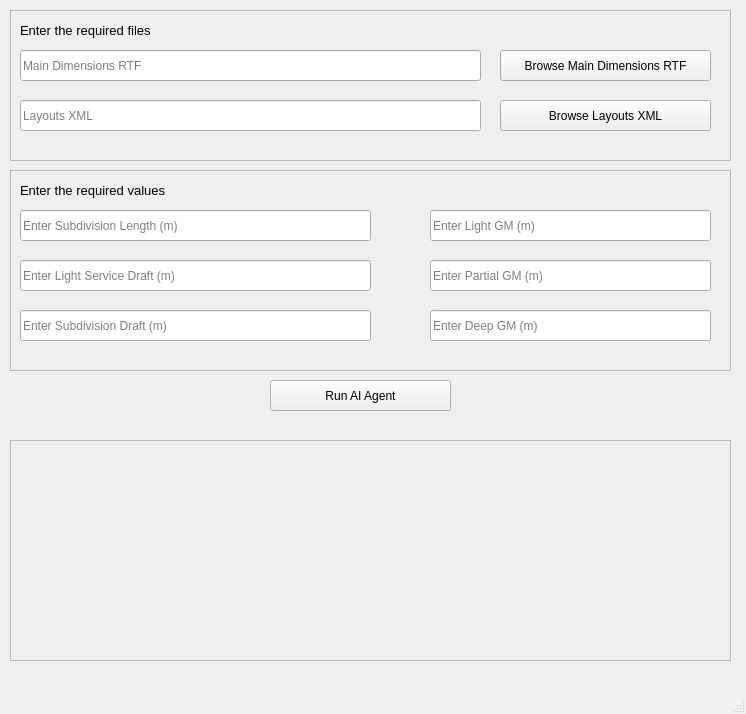
This is src/app/ui/agentMainWindow.ui in Conoship/pias as Qt 5 draws it before an edit. The edited form follows.
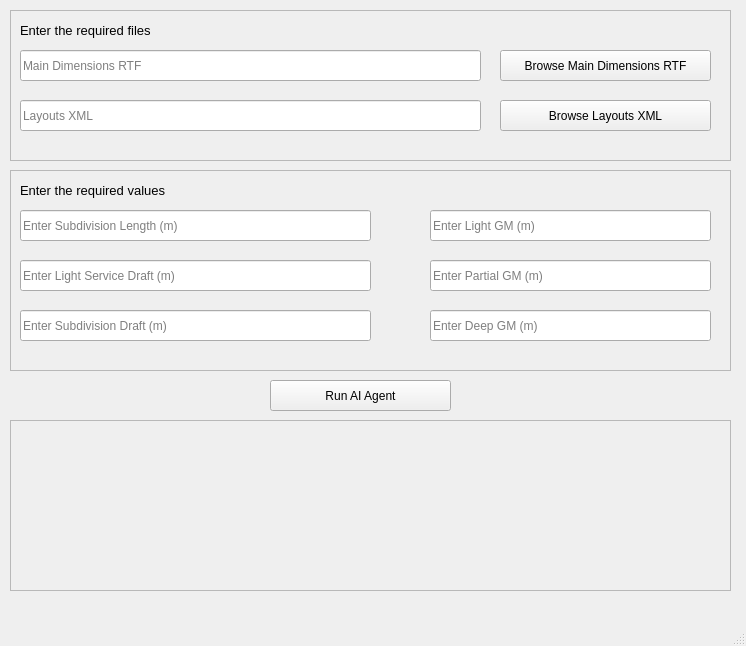
This is the edited form.

Diff of the .ui file:
```diff
--- a/src/app/ui/agentMainWindow.ui
+++ b/src/app/ui/agentMainWindow.ui
@@ -7,7 +7,7 @@
     <x>0</x>
     <y>0</y>
     <width>746</width>
-    <height>714</height>
+    <height>646</height>
    </rect>
   </property>
   <property name="windowTitle">
@@ -277,9 +277,9 @@
     <property name="geometry">
      <rect>
       <x>10</x>
-      <y>440</y>
+      <y>420</y>
       <width>721</width>
-      <height>221</height>
+      <height>171</height>
      </rect>
     </property>
     <property name="frameShape">
```
